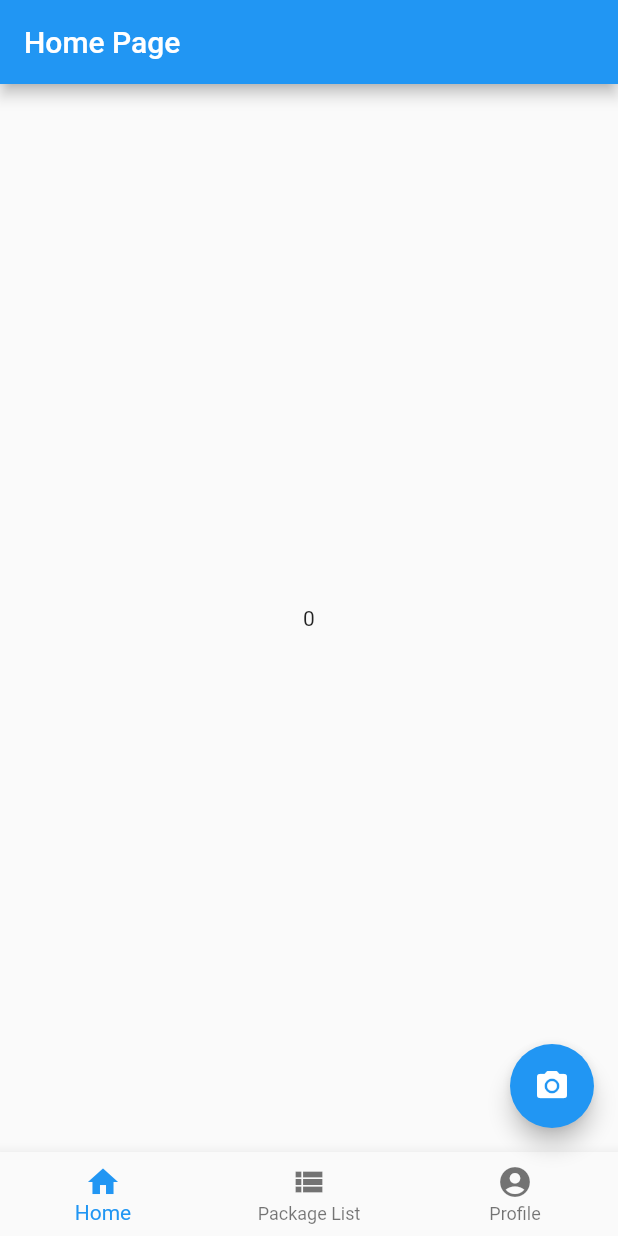
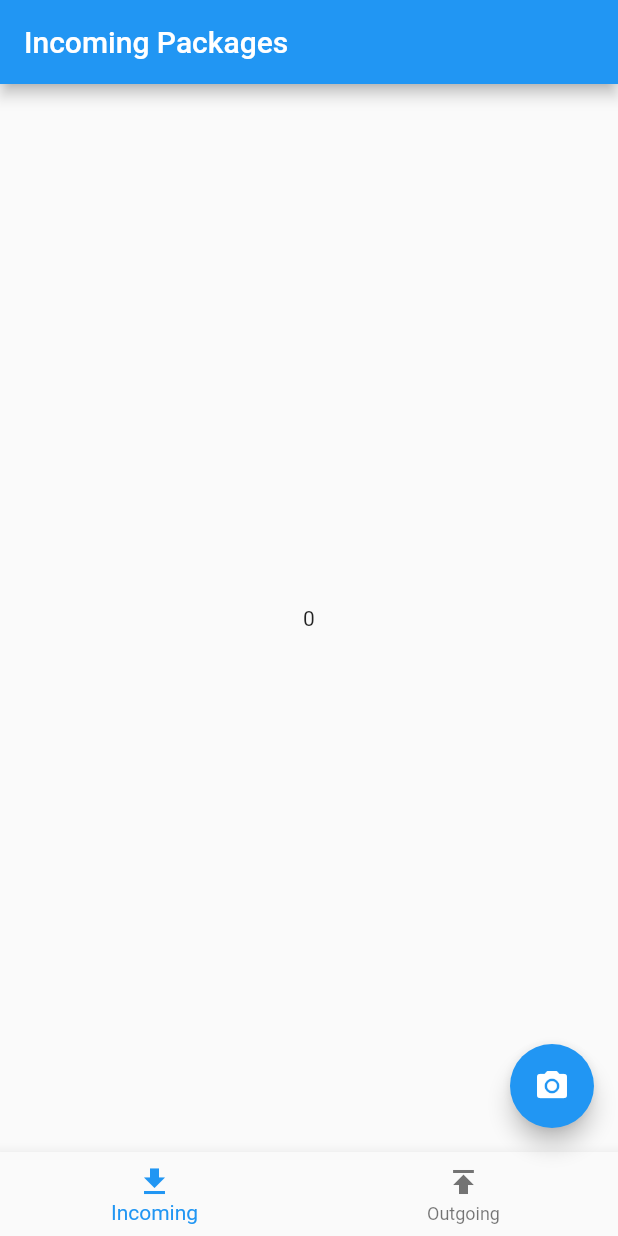
Before and after one commit to tyspt/projekt-studium-driver-app, a Flutter app: the screen it shows after launch, on a phone screen of 412 x 824 dp. Run offline on Flutter 3.47's test engine with Material 2 defaults, Android fonts, the phone set to English and light mode, and no system bars.

Commit message:
Modify bottom navbar and page title to prepare for displaying package lists

```diff
--- a/lib/main.dart
+++ b/lib/main.dart
@@ -35,21 +35,21 @@ class _MyHomePageState extends State<MyHomePage> {
   Widget build(BuildContext context) {
     return Scaffold(
       appBar: AppBar(
-        title: Text(widget.title),
+        title: Text(
+            _selectedIndex == 0 ? 'Incoming Packages' : 'Outgoing Packages'),
       ),
       body: Center(child: Text(_selectedIndex.toString())),
       floatingActionButton: FloatingActionButton(
         onPressed: null,
-        tooltip: 'Scan Barcode',
+        tooltip: 'Scan Barcode / QR Code',
         child: Icon(Icons.camera_alt),
       ),
       bottomNavigationBar: BottomNavigationBar(
         items: const <BottomNavigationBarItem>[
-          BottomNavigationBarItem(icon: Icon(Icons.home), title: Text('Home')),
           BottomNavigationBarItem(
-              icon: Icon(Icons.view_list), title: Text('Package List')),
+              icon: Icon(Icons.get_app), title: Text('Incoming')),
           BottomNavigationBarItem(
-              icon: Icon(Icons.account_circle), title: Text('Profile')),
+              icon: Icon(Icons.publish), title: Text('Outgoing')),
         ],
         currentIndex: _selectedIndex,
         onTap: (index) => setState(() {
```
